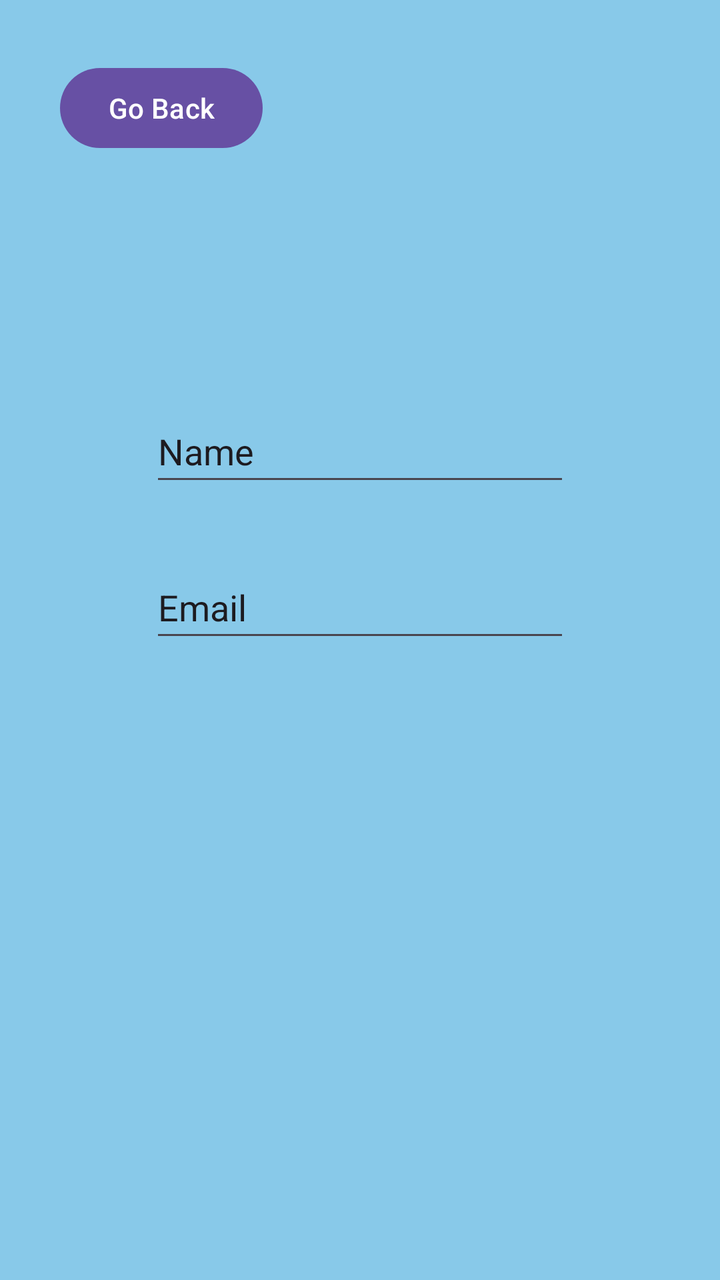
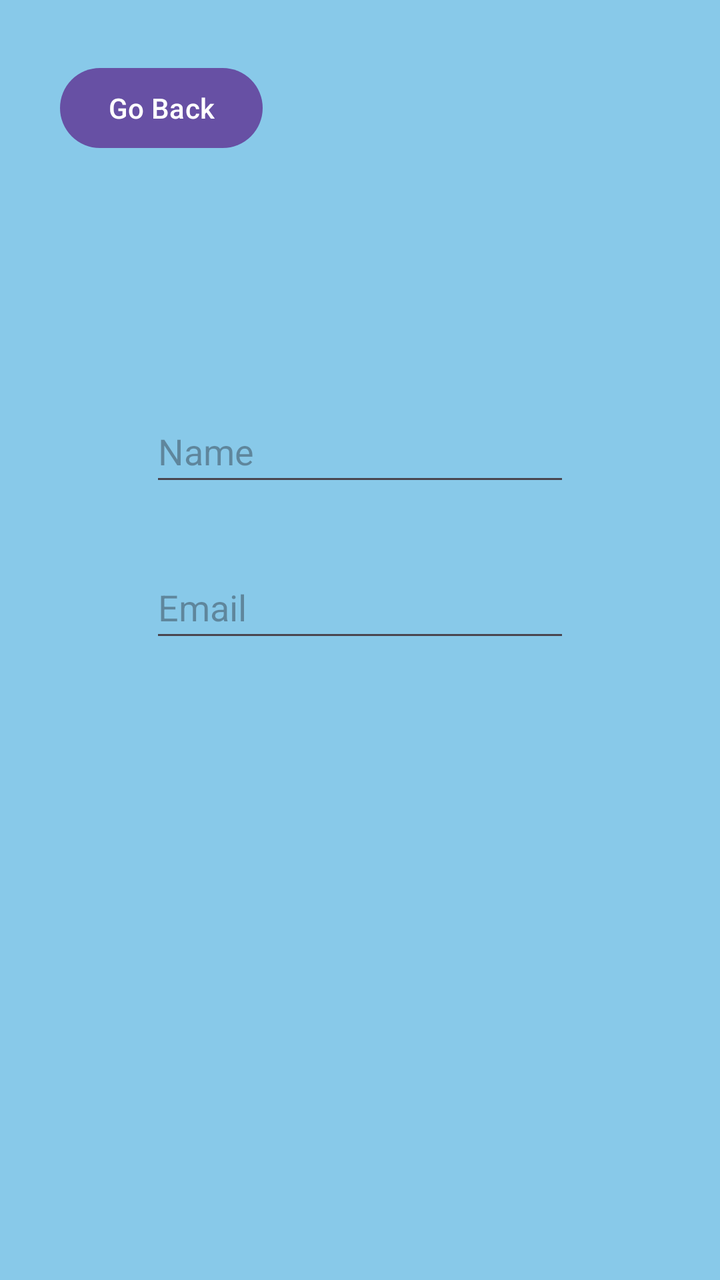

Compare the two renders of this Android layout. The source of the first and the diff that turns it into the second are given below.
<!-- AndroidManifest.xml: application theme Theme.Week2 -->
<!-- res/layout/login_layout.xml -->
<?xml version="1.0" encoding="utf-8"?>
<androidx.constraintlayout.widget.ConstraintLayout xmlns:android="http://schemas.android.com/apk/res/android"
    xmlns:app="http://schemas.android.com/apk/res-auto"
    xmlns:tools="http://schemas.android.com/tools"
    android:id="@+id/main"
    android:layout_width="match_parent"
    android:layout_height="match_parent"
    android:background="#88C9E9"
    tools:context=".LoginActivity">

    <Button
        android:id="@+id/goBackButton_id"
        android:layout_width="wrap_content"
        android:layout_height="wrap_content"
        android:layout_marginStart="30dp"
        android:layout_marginTop="30dp"
        android:onClick="goBack"
        android:text="Go Back"
        app:layout_constraintStart_toStartOf="parent"
        app:layout_constraintTop_toTopOf="parent" />

    <EditText
        android:id="@+id/loginTextView_id"
        android:layout_width="wrap_content"
        android:layout_height="48dp"
        android:layout_marginTop="200dp"
        android:ems="10"
        android:inputType="text"
        android:text="Name"
        app:layout_constraintEnd_toEndOf="parent"
        app:layout_constraintStart_toStartOf="parent"
        app:layout_constraintTop_toTopOf="parent" />

    <EditText
        android:id="@+id/passwordTextView_id"
        android:layout_width="wrap_content"
        android:layout_height="48dp"
        android:layout_marginTop="30dp"
        android:ems="10"
        android:inputType="text"
        android:text="Email"
        app:layout_constraintEnd_toEndOf="parent"
        app:layout_constraintStart_toStartOf="parent"
        app:layout_constraintTop_toBottomOf="@+id/loginTextView_id" />

</androidx.constraintlayout.widget.ConstraintLayout>
<!-- resources referenced by this layout -->
<resources>
  <style name="Theme.Week2" parent="Base.Theme.Week2" />
  <style name="Base.Theme.Week2" parent="Theme.Material3.DayNight.NoActionBar">
          
          
      </style>
</resources>

<!-- the commit's change to res/layout/login_layout.xml (unified diff, before → after) -->
@@ -25,20 +25,20 @@
         android:layout_height="48dp"
         android:layout_marginTop="200dp"
         android:ems="10"
+        android:hint="Name"
         android:inputType="text"
-        android:text="Name"
         app:layout_constraintEnd_toEndOf="parent"
         app:layout_constraintStart_toStartOf="parent"
         app:layout_constraintTop_toTopOf="parent" />
 
     <EditText
-        android:id="@+id/passwordTextView_id"
+        android:id="@+id/emailTextView_id"
         android:layout_width="wrap_content"
         android:layout_height="48dp"
         android:layout_marginTop="30dp"
         android:ems="10"
+        android:hint="Email"
         android:inputType="text"
-        android:text="Email"
         app:layout_constraintEnd_toEndOf="parent"
         app:layout_constraintStart_toStartOf="parent"
         app:layout_constraintTop_toBottomOf="@+id/loginTextView_id" />
